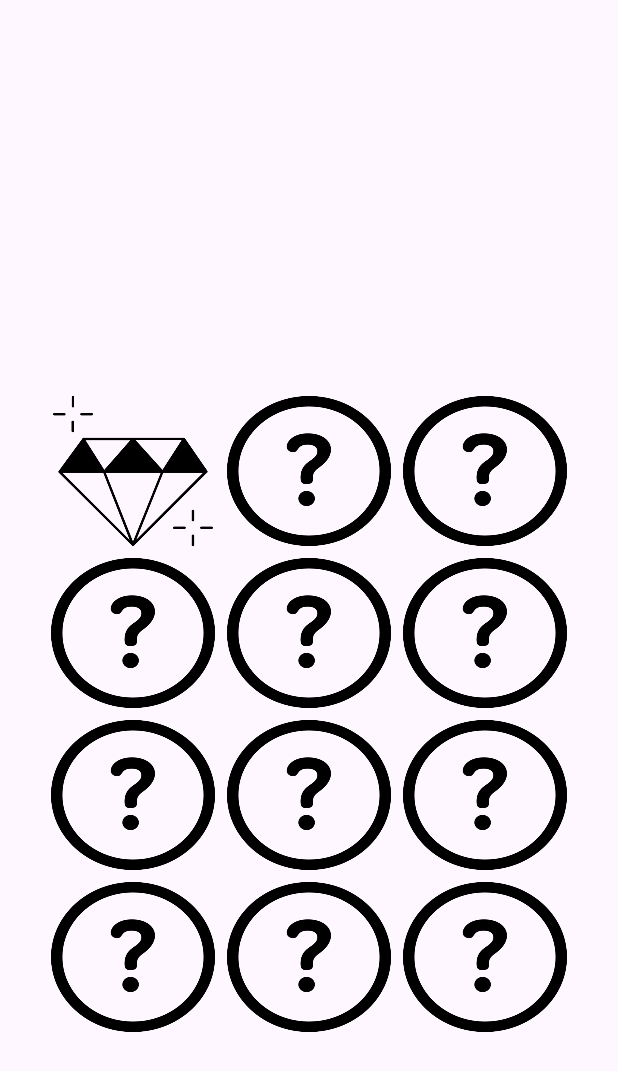
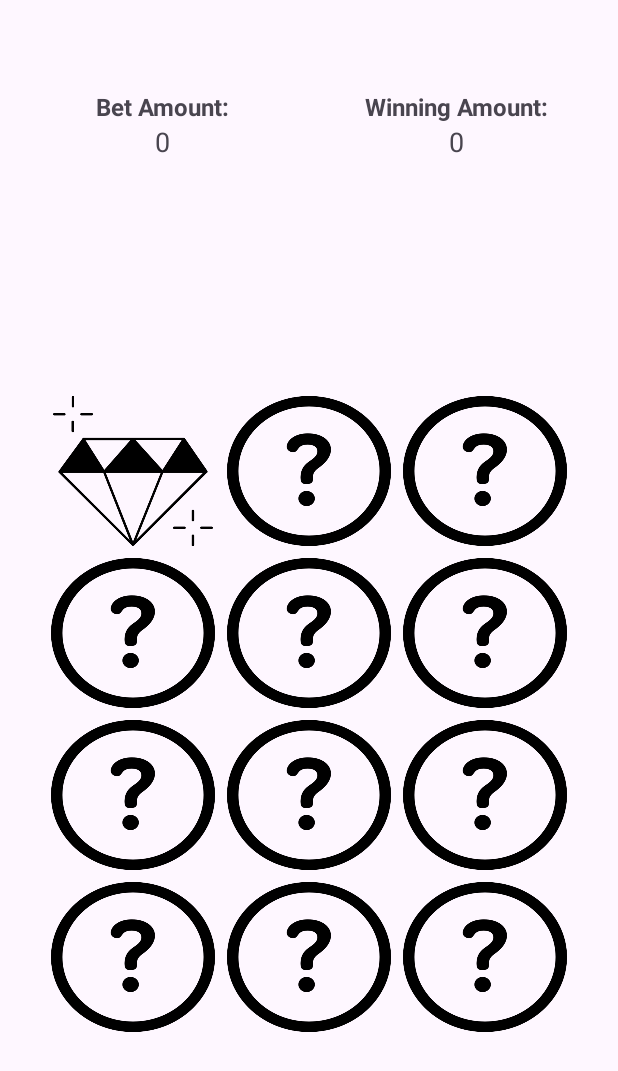
Before and after one commit to yash0patel/android, an Android app: the GamePlayActivity screen opened directly, with no data from a screen before it, after a tap on an icon or button, on a phone screen of 412 x 824 dp. Shown: the top 1071 px of the screen. Run offline under Robolectric (Android 15) with nearby library versions, the phone set to English and light mode, and no system bars.

Commit message:
implement GamePlayActivity bet amount and winning amount display logic

```diff
--- a/android25/app/src/main/java/com/royal/android25/GamePlayActivity.java
+++ b/android25/app/src/main/java/com/royal/android25/GamePlayActivity.java
@@ -18,8 +18,8 @@ import java.util.HashSet;
 public class GamePlayActivity extends AppCompatActivity {
 
     ImageButton imgBtn [] = new ImageButton[12];
-    EditText edtBetAmt;
     TextView tvBetAmt, tvWinningAmt;
+
 
     @Override
     protected void onCreate(Bundle savedInstanceState) {
@@ -45,11 +45,15 @@ public class GamePlayActivity extends AppCompatActivity {
         imgBtn[10] = findViewById(R.id.btnGamePlay11);
         imgBtn[11] = findViewById(R.id.btnGamePlay12);
 
-        edtBetAmt = findViewById(R.id.edtGamePlayBetAmt);
+        tvBetAmt = findViewById(R.id.tvGameActivityBetAmount);
+        tvWinningAmt = findViewById(R.id.tvGameActivityWinningAmount);
 
         Intent intent = getIntent();
         int amount = intent.getIntExtra("amount",0);
-        int winingAmount = 0 ;
+        int winningAmount = 0 ;
+
+        tvBetAmt.setText(String.valueOf(amount));
+        tvWinningAmt.setText(String.valueOf(winningAmount));
 
         HashSet<Integer> btns = new HashSet<>();
 
@@ -71,9 +75,14 @@ public class GamePlayActivity extends AppCompatActivity {
                         startActivity(intent);
                     } else {
                         im.setBackgroundResource(R.drawable.diamond);
-                        int x = Integer.parseInt(edtBetAmt.getText().toString());
+                        int x = Integer.parseInt(tvWinningAmt.getText().toString());
+                        if (x == 0)
+                        {
+                            x = Integer.parseInt(tvBetAmt.getText().toString());
+                        }
+
                         x = x * 2;
-                        edtBetAmt.setText("" + x);
+                        tvWinningAmt.setText(String.valueOf(x));
                         im.setEnabled(false);
                     }
                 }
--- a/android25/app/src/main/res/layout/activity_game_play.xml
+++ b/android25/app/src/main/res/layout/activity_game_play.xml
@@ -12,22 +12,51 @@
         android:layout_width="match_parent"
         android:layout_height="100dp"
         android:layout_marginTop="50dp"
-        android:rowCount="1"
-        android:columnCount="2">
+        android:rowCount="2"
+        android:columnCount="2"
+        android:padding="10dp">
 
+        <!-- Label for Bet Amount -->
         <TextView
             android:layout_width="0dp"
-            android:layout_height="100dp"
-            android:id="@+id/tvGameActivityBetAmount"
+            android:layout_height="wrap_content"
+            android:text="Bet Amount:"
+            android:textStyle="bold"
+            android:textSize="16sp"
+            android:gravity="center"
             android:layout_columnWeight="1" />
 
+        <!-- Label for Winning Amount -->
         <TextView
             android:layout_width="0dp"
-            android:layout_height="100dp"
-            android:id="@+id/tvGameActivityWinningAmount"
+            android:layout_height="wrap_content"
+            android:text="Winning Amount:"
+            android:textStyle="bold"
+            android:textSize="16sp"
+            android:gravity="center"
             android:layout_columnWeight="1" />
 
+        <!-- Value for Bet Amount -->
+        <TextView
+            android:id="@+id/tvGameActivityBetAmount"
+            android:layout_width="0dp"
+            android:layout_height="wrap_content"
+            android:text="0"
+            android:textSize="18sp"
+            android:gravity="center"
+            android:layout_columnWeight="1" />
+
+        <!-- Value for Winning Amount -->
+        <TextView
+            android:id="@+id/tvGameActivityWinningAmount"
+            android:layout_width="0dp"
+            android:layout_height="wrap_content"
+            android:text="0"
+            android:textSize="18sp"
+            android:gravity="center"
+            android:layout_columnWeight="1" />
     </GridLayout>
+
 
 
     <GridLayout
```
